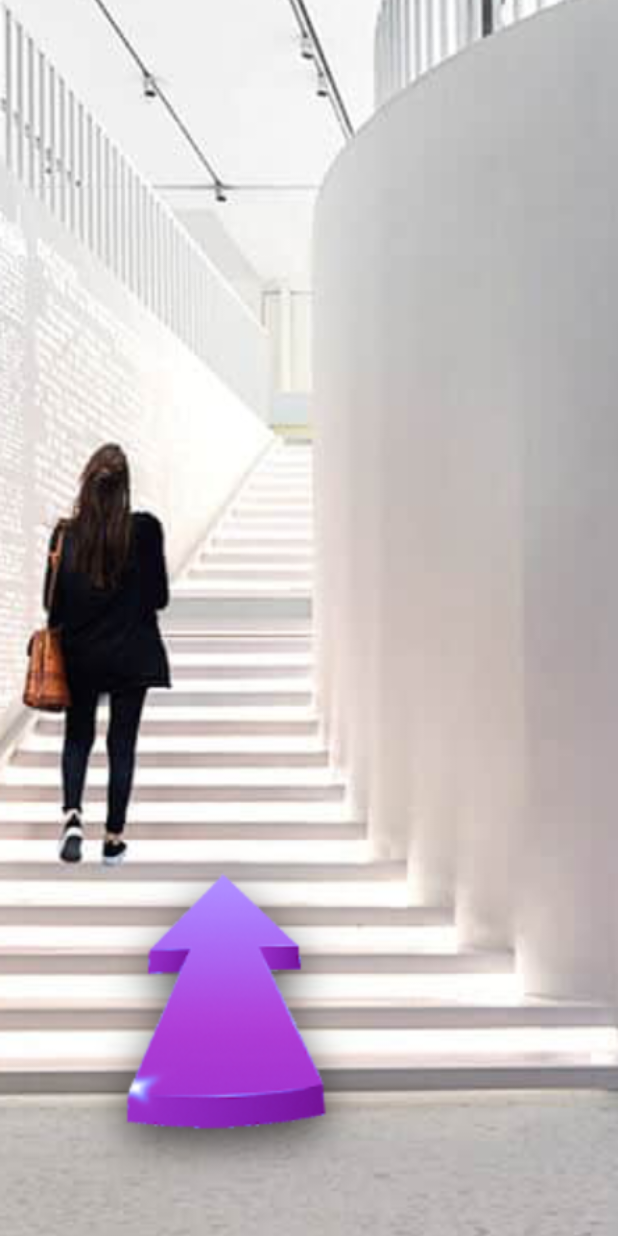
After one commit to pirosgyb2/BankToTheFuture, an Android app: the ArrowsActivity screen opened directly, with no data from a screen before it, on a phone screen of 412 x 824 dp. The commit adds this screen. Run offline under Robolectric (Android 15) with nearby library versions, the light colour scheme and no system bars.

Commit message:
Add gift and arrow screens

```diff
--- a/app/src/main/AndroidManifest.xml
+++ b/app/src/main/AndroidManifest.xml
@@ -31,6 +31,8 @@
             android:theme="@style/AppTheme.NoActionBar" />
         <activity android:name=".MainActivity" />
         <activity android:name=".QuestionActivity" />
+        <activity android:name=".GiftsActivity" />
+        <activity android:name=".ArrowsActivity" />
     </application>
 
 </manifest>
--- /dev/null
+++ b/app/src/main/java/com/bme/aut/banktothefuture/ArrowsActivity.kt
@@ -0,0 +1,29 @@
+package com.bme.aut.banktothefuture
+
+import android.os.Build
+import android.os.Bundle
+import android.view.View
+import androidx.appcompat.app.AppCompatActivity
+import androidx.core.view.ViewCompat
+import kotlinx.android.synthetic.main.activity_arrows.*
+
+class ArrowsActivity : AppCompatActivity() {
+
+    override fun onCreate(savedInstanceState: Bundle?) {
+        super.onCreate(savedInstanceState)
+        setContentView(R.layout.activity_arrows)
+    }
+
+    override fun onResume() {
+        super.onResume()
+        if (Build.VERSION.SDK_INT >= Build.VERSION_CODES.M) {
+            arrowRoot?.systemUiVisibility =
+                View.SYSTEM_UI_FLAG_LAYOUT_STABLE or View.SYSTEM_UI_FLAG_LAYOUT_FULLSCREEN
+
+            ViewCompat.setOnApplyWindowInsetsListener(arrowRoot) { view, insets ->
+                setStatusbarColor(color = R.color.transparentGrey)
+                insets.consumeSystemWindowInsets()
+            }
+        }
+    }
+}
--- /dev/null
+++ b/app/src/main/res/layout/activity_arrows.xml
@@ -0,0 +1,13 @@
+<?xml version="1.0" encoding="utf-8"?>
+<LinearLayout xmlns:android="http://schemas.android.com/apk/res/android"
+    android:orientation="vertical" android:layout_width="match_parent"
+    android:layout_height="match_parent"
+    android:id="@+id/arrowRoot">
+
+    <ImageView
+        android:layout_width="match_parent"
+        android:layout_height="match_parent"
+        android:scaleType="centerCrop"
+        android:src="@drawable/arrrow"/>
+
+</LinearLayout>
```
Also changed, not shown: app/src/main/java/com/bme/aut/banktothefuture/GiftsActivity.kt (added, +30 -0 lines), app/src/main/java/com/bme/aut/banktothefuture/MainActivity.kt (+10 -0 lines), app/src/main/java/com/bme/aut/banktothefuture/QuestionActivity.kt (+6 -1 lines), app/src/main/res/drawable/ic_map_black_24dp.xml (added, +9 -0 lines), app/src/main/res/layout/activity_gifts.xml (added, +13 -0 lines), app/src/main/res/layout/activity_main.xml (+13 -0 lines), app/src/main/res/drawable/arrrow.png (added), app/src/main/res/drawable/speech_bubble.png (added), 1 other file.
